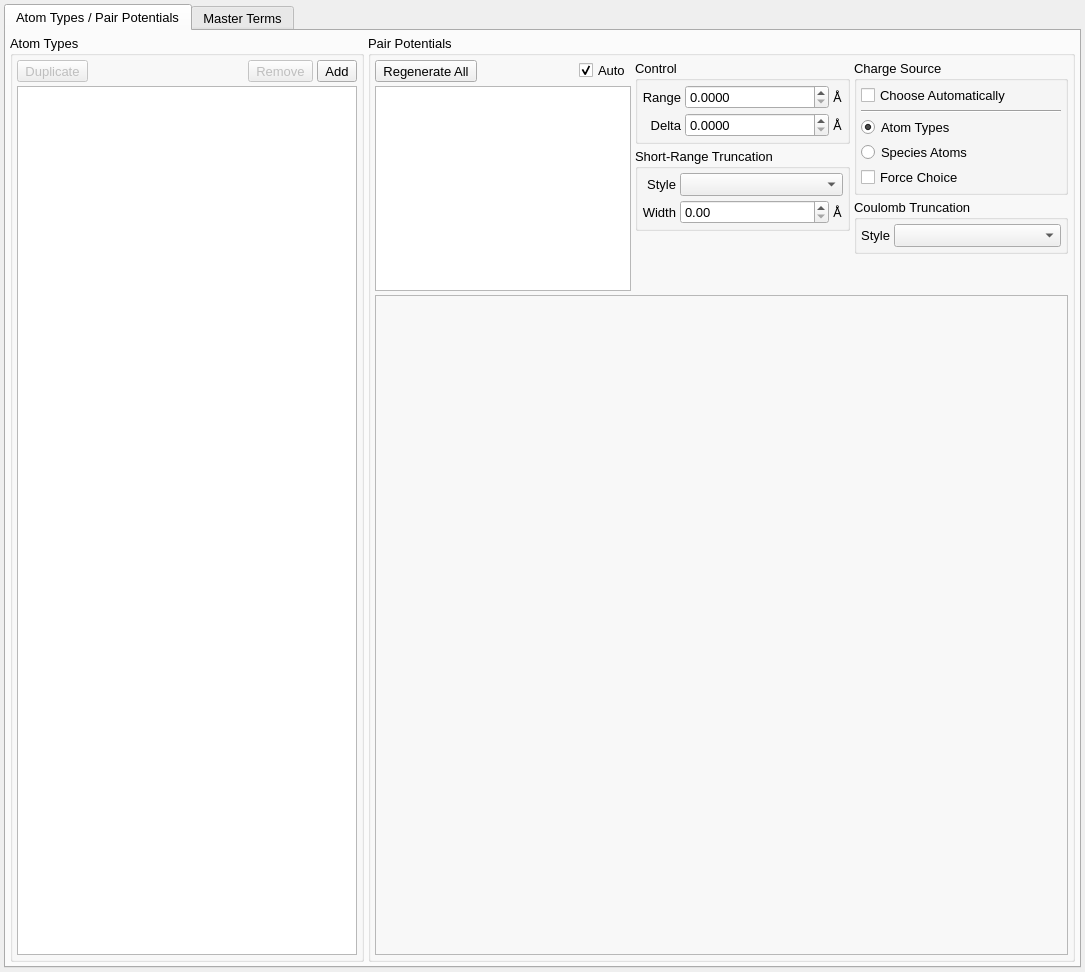
Old version of the form src/gui/forcefieldTab.ui in the repository disorderedmaterials/dissolve.
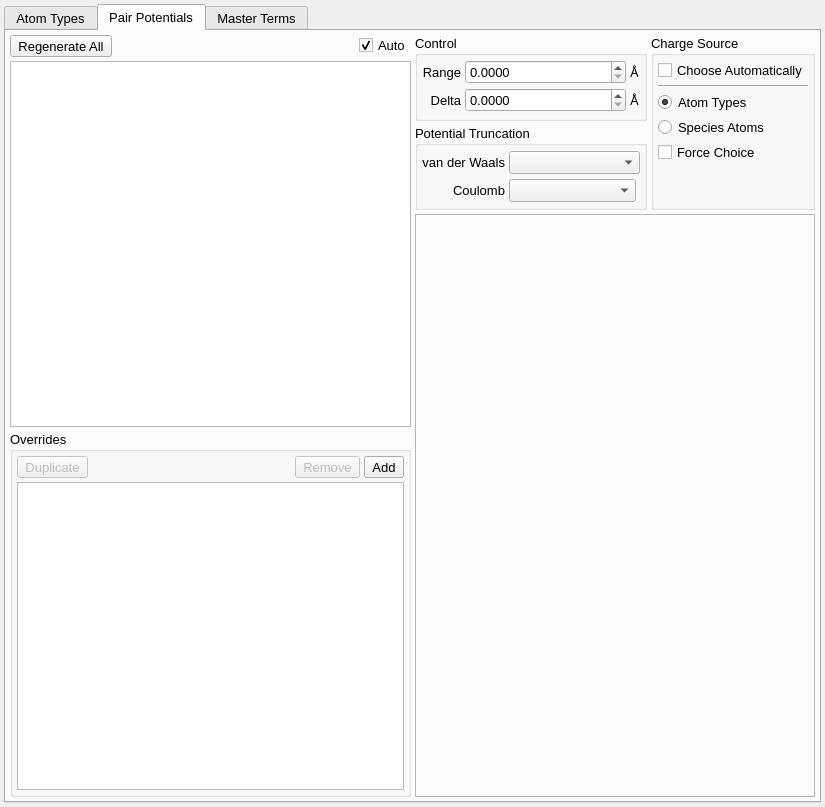
New version of the form. The open tabs and pages were chosen to show the change. Icons and pictures are not drawn. Custom widgets are drawn as their Qt base class.

Commit message: feat: Override Pair Potentials (#1805) (#1826)

```diff
--- a/src/gui/forcefieldTab.ui
+++ b/src/gui/forcefieldTab.ui
@@ -6,8 +6,8 @@
    <rect>
     <x>0</x>
     <y>0</y>
-    <width>1085</width>
-    <height>972</height>
+    <width>825</width>
+    <height>807</height>
    </rect>
   </property>
   <property name="font">
@@ -39,38 +39,11 @@
      <property name="currentIndex">
       <number>0</number>
      </property>
-     <widget class="QWidget" name="PairPotentialsTab">
+     <widget class="QWidget" name="AtomTypesTab">
       <attribute name="title">
-       <string>Atom Types / Pair Potentials</string>
-      </attribute>
-      <layout class="QHBoxLayout" name="horizontalLayout_11">
-       <property name="spacing">
-        <number>4</number>
-       </property>
-       <property name="leftMargin">
-        <number>4</number>
-       </property>
-       <property name="topMargin">
-        <number>4</number>
-       </property>
-       <property name="rightMargin">
-        <number>4</number>
-       </property>
-       <property name="bottomMargin">
-        <number>4</number>
-       </property>
-       <item>
-        <widget class="QGroupBox" name="AtomTypesGroup">
-         <property name="sizePolicy">
-          <sizepolicy hsizetype="Expanding" vsizetype="Preferred">
-           <horstretch>1</horstretch>
-           <verstretch>0</verstretch>
-          </sizepolicy>
-         </property>
-         <property name="title">
           <string>Atom Types</string>
-         </property>
-         <layout class="QVBoxLayout" name="verticalLayout_6">
+      </attribute>
+      <layout class="QVBoxLayout" name="verticalLayout">
           <property name="spacing">
            <number>4</number>
           </property>
@@ -219,19 +192,11 @@
           </item>
          </layout>
         </widget>
-       </item>
-       <item>
-        <widget class="QGroupBox" name="PairPotentialsGroup">
-         <property name="sizePolicy">
-          <sizepolicy hsizetype="Expanding" vsizetype="Expanding">
-           <horstretch>2</horstretch>
-           <verstretch>0</verstretch>
-          </sizepolicy>
-         </property>
-         <property name="title">
+     <widget class="QWidget" name="PairPotentialsTab">
+      <attribute name="title">
           <string>Pair Potentials</string>
-         </property>
-         <layout class="QVBoxLayout" name="verticalLayout_8">
+      </attribute>
+      <layout class="QHBoxLayout" name="horizontalLayout_9">
           <property name="spacing">
            <number>4</number>
           </property>
@@ -248,15 +213,10 @@
            <number>4</number>
           </property>
           <item>
-           <layout class="QHBoxLayout" name="horizontalLayout_10">
-            <item>
-             <layout class="QVBoxLayout" name="verticalLayout_4">
+        <layout class="QVBoxLayout" name="verticalLayout_3">
               <property name="spacing">
                <number>4</number>
               </property>
-              <property name="bottomMargin">
-               <number>0</number>
-              </property>
               <item>
                <layout class="QHBoxLayout" name="horizontalLayout_6">
                 <item>
@@ -327,13 +287,294 @@
                 </attribute>
                </widget>
               </item>
-             </layout>
-            </item>
             <item>
+          <widget class="QGroupBox" name="OverridesGroup">
+           <property name="title">
+            <string>Overrides</string>
+           </property>
              <layout class="QVBoxLayout" name="verticalLayout_2">
               <property name="spacing">
                <number>4</number>
               </property>
+            <property name="leftMargin">
+             <number>4</number>
+            </property>
+            <property name="topMargin">
+             <number>4</number>
+            </property>
+            <property name="rightMargin">
+             <number>4</number>
+            </property>
+            <property name="bottomMargin">
+             <number>4</number>
+            </property>
+            <item>
+             <layout class="QHBoxLayout" name="horizontalLayout_10">
+              <property name="spacing">
+               <number>4</number>
+              </property>
+              <item>
+               <widget class="QToolButton" name="OverrideDuplicateButton">
+                <property name="enabled">
+                 <bool>false</bool>
+                </property>
+                <property name="sizePolicy">
+                 <sizepolicy hsizetype="Fixed" vsizetype="Fixed">
+                  <horstretch>0</horstretch>
+                  <verstretch>0</verstretch>
+                 </sizepolicy>
+                </property>
+                <property name="text">
+                 <string>Duplicate</string>
+                </property>
+                <property name="icon">
+                 <iconset resource="main.qrc">
+                  <normaloff>:/general/icons/copy.svg</normaloff>:/general/icons/copy.svg</iconset>
+                </property>
+                <property name="iconSize">
+                 <size>
+                  <width>16</width>
+                  <height>16</height>
+                 </size>
+                </property>
+                <property name="toolButtonStyle">
+                 <enum>Qt::ToolButtonTextBesideIcon</enum>
+                </property>
+               </widget>
+              </item>
+              <item>
+               <spacer name="horizontalSpacer_7">
+                <property name="orientation">
+                 <enum>Qt::Horizontal</enum>
+                </property>
+                <property name="sizeHint" stdset="0">
+                 <size>
+                  <width>40</width>
+                  <height>20</height>
+                 </size>
+                </property>
+               </spacer>
+              </item>
+              <item>
+               <widget class="QToolButton" name="OverrideRemoveButton">
+                <property name="enabled">
+                 <bool>false</bool>
+                </property>
+                <property name="sizePolicy">
+                 <sizepolicy hsizetype="Fixed" vsizetype="Fixed">
+                  <horstretch>0</horstretch>
+                  <verstretch>0</verstretch>
+                 </sizepolicy>
+                </property>
+                <property name="text">
+                 <string>Remove</string>
+                </property>
+                <property name="icon">
+                 <iconset resource="main.qrc">
+                  <normaloff>:/general/icons/remove.svg</normaloff>:/general/icons/remove.svg</iconset>
+                </property>
+                <property name="iconSize">
+                 <size>
+                  <width>16</width>
+                  <height>16</height>
+                 </size>
+                </property>
+                <property name="toolButtonStyle">
+                 <enum>Qt::ToolButtonTextBesideIcon</enum>
+                </property>
+               </widget>
+              </item>
+              <item>
+               <widget class="QToolButton" name="OverrideAddButton">
+                <property name="sizePolicy">
+                 <sizepolicy hsizetype="Fixed" vsizetype="Fixed">
+                  <horstretch>0</horstretch>
+                  <verstretch>0</verstretch>
+                 </sizepolicy>
+                </property>
+                <property name="text">
+                 <string>Add</string>
+                </property>
+                <property name="icon">
+                 <iconset resource="main.qrc">
+                  <normaloff>:/general/icons/add.svg</normaloff>:/general/icons/add.svg</iconset>
+                </property>
+                <property name="iconSize">
+                 <size>
+                  <width>16</width>
+                  <height>16</height>
+                 </size>
+                </property>
+                <property name="toolButtonStyle">
+                 <enum>Qt::ToolButtonTextBesideIcon</enum>
+                </property>
+               </widget>
+              </item>
+             </layout>
+            </item>
+            <item>
+             <widget class="QTableView" name="OverridesTable">
+              <property name="font">
+               <font>
+                <pointsize>10</pointsize>
+               </font>
+              </property>
+              <property name="selectionMode">
+               <enum>QAbstractItemView::SingleSelection</enum>
+              </property>
+              <property name="selectionBehavior">
+               <enum>QAbstractItemView::SelectRows</enum>
+              </property>
+              <attribute name="horizontalHeaderVisible">
+               <bool>true</bool>
+              </attribute>
+              <attribute name="verticalHeaderVisible">
+               <bool>false</bool>
+              </attribute>
+             </widget>
+            </item>
+           </layout>
+          </widget>
+         </item>
+        </layout>
+       </item>
+       <item>
+        <layout class="QGridLayout" name="gridLayout_4">
+         <item row="2" column="0" colspan="2">
+          <widget class="QFrame" name="PairPotentialsPlotFrame">
+           <property name="sizePolicy">
+            <sizepolicy hsizetype="Expanding" vsizetype="Expanding">
+             <horstretch>0</horstretch>
+             <verstretch>2</verstretch>
+            </sizepolicy>
+           </property>
+           <property name="frameShape">
+            <enum>QFrame::StyledPanel</enum>
+           </property>
+           <property name="frameShadow">
+            <enum>QFrame::Sunken</enum>
+           </property>
+           <layout class="QHBoxLayout" name="horizontalLayout_8">
+            <property name="spacing">
+             <number>4</number>
+            </property>
+            <property name="leftMargin">
+             <number>4</number>
+            </property>
+            <property name="topMargin">
+             <number>4</number>
+            </property>
+            <property name="rightMargin">
+             <number>4</number>
+            </property>
+            <property name="bottomMargin">
+             <number>4</number>
+            </property>
+            <item>
+             <widget class="DataWidget" name="PairPotentialsPlotWidget" native="true">
+              <property name="sizePolicy">
+               <sizepolicy hsizetype="Expanding" vsizetype="Preferred">
+                <horstretch>0</horstretch>
+                <verstretch>0</verstretch>
+               </sizepolicy>
+              </property>
+             </widget>
+            </item>
+           </layout>
+          </widget>
+         </item>
+         <item row="0" column="1">
+          <widget class="QGroupBox" name="PairPotentialStyleGroup">
+           <property name="sizePolicy">
+            <sizepolicy hsizetype="Minimum" vsizetype="Preferred">
+             <horstretch>0</horstretch>
+             <verstretch>0</verstretch>
+            </sizepolicy>
+           </property>
+           <property name="title">
+            <string>Charge Source</string>
+           </property>
+           <layout class="QVBoxLayout" name="verticalLayout_5">
+            <property name="spacing">
+             <number>4</number>
+            </property>
+            <property name="leftMargin">
+             <number>4</number>
+            </property>
+            <property name="topMargin">
+             <number>4</number>
+            </property>
+            <property name="rightMargin">
+             <number>4</number>
+            </property>
+            <property name="bottomMargin">
+             <number>4</number>
+            </property>
+            <item>
+             <widget class="QCheckBox" name="AutomaticChargeSourceCheck">
+              <property name="text">
+               <string>Choose Automatically</string>
+              </property>
+             </widget>
+            </item>
+            <item>
+             <widget class="Line" name="line">
+              <property name="orientation">
+               <enum>Qt::Horizontal</enum>
+              </property>
+             </widget>
+            </item>
+            <item>
+             <widget class="QRadioButton" name="PairPotentialsAtomTypeChargesRadio">
+              <property name="toolTip">
+               <string>If selected, charges from atom types are included in tabulated pair potentials</string>
+              </property>
+              <property name="text">
+               <string>Atom Types</string>
+              </property>
+              <property name="checked">
+               <bool>true</bool>
+              </property>
+             </widget>
+            </item>
+            <item>
+             <widget class="QRadioButton" name="PairPotentialsSpeciesAtomChargesRadio">
+              <property name="toolTip">
+               <string>If selected, tabulated pair potentials only contain short-range terms, with charges taken from species atoms</string>
+              </property>
+              <property name="text">
+               <string>Species Atoms</string>
+              </property>
+              <property name="checked">
+               <bool>false</bool>
+              </property>
+             </widget>
+            </item>
+            <item>
+             <widget class="QCheckBox" name="ForceChargeSourceCheck">
+              <property name="text">
+               <string>Force Choice</string>
+              </property>
+             </widget>
+            </item>
+            <item>
+             <spacer name="verticalSpacer">
+              <property name="orientation">
+               <enum>Qt::Vertical</enum>
+              </property>
+              <property name="sizeHint" stdset="0">
+               <size>
+                <width>20</width>
+                <height>40</height>
+               </size>
+              </property>
+             </spacer>
+            </item>
+           </layout>
+          </widget>
+         </item>
+         <item row="0" column="0">
+          <layout class="QVBoxLayout" name="verticalLayout_4">
               <item>
                <widget class="QGroupBox" name="PairPotentialControlGroup">
                 <property name="sizePolicy">
@@ -457,7 +698,7 @@
                  </sizepolicy>
                 </property>
                 <property name="title">
-                 <string>Short-Range Truncation</string>
+              <string>Potential Truncation</string>
                 </property>
                 <layout class="QGridLayout" name="gridLayout_2">
                  <property name="leftMargin">
@@ -475,35 +716,6 @@
                  <property name="spacing">
                   <number>4</number>
                  </property>
-                 <item row="1" column="0">
-                  <widget class="QLabel" name="label_889">
-                   <property name="sizePolicy">
-                    <sizepolicy hsizetype="Minimum" vsizetype="Preferred">
-                     <horstretch>0</horstretch>
-                     <verstretch>0</verstretch>
-                    </sizepolicy>
-                   </property>
-                   <property name="text">
-                    <string>Width</string>
-                   </property>
-                   <property name="alignment">
-                    <set>Qt::AlignRight|Qt::AlignTrailing|Qt::AlignVCenter</set>
-                   </property>
-                  </widget>
-                 </item>
-                 <item row="1" column="1">
-                  <widget class="ExponentialSpin" name="ShortRangeTruncationWidthSpin">
-                   <property name="sizePolicy">
-                    <sizepolicy hsizetype="Expanding" vsizetype="Fixed">
-                     <horstretch>0</horstretch>
-                     <verstretch>0</verstretch>
-                    </sizepolicy>
-                   </property>
-                   <property name="decimals">
-                    <number>2</number>
-                   </property>
-                  </widget>
-                 </item>
                  <item row="0" column="0">
                   <widget class="QLabel" name="label_890">
                    <property name="sizePolicy">
@@ -513,26 +725,13 @@
                     </sizepolicy>
                    </property>
                    <property name="text">
-                    <string>Style</string>
+                 <string>van der Waals</string>
                    </property>
                    <property name="alignment">
                     <set>Qt::AlignRight|Qt::AlignTrailing|Qt::AlignVCenter</set>
                    </property>
                   </widget>
                  </item>
-                 <item row="1" column="2">
-                  <widget class="QLabel" name="label_9">
-                   <property name="sizePolicy">
-                    <sizepolicy hsizetype="Minimum" vsizetype="Preferred">
-                     <horstretch>0</horstretch>
-                     <verstretch>0</verstretch>
-                    </sizepolicy>
-                   </property>
-                   <property name="text">
-                    <string>Å</string>
-                   </property>
-                  </widget>
-                 </item>
                  <item row="0" column="1" colspan="2">
                   <widget class="QComboBox" name="ShortRangeTruncationCombo">
                    <property name="sizePolicy">
@@ -543,134 +742,7 @@
                    </property>
                   </widget>
                  </item>
-                </layout>
-               </widget>
-              </item>
-              <item>
-               <spacer name="verticalSpacer">
-                <property name="orientation">
-                 <enum>Qt::Vertical</enum>
-                </property>
-                <property name="sizeHint" stdset="0">
-                 <size>
-                  <width>20</width>
-                  <height>40</height>
-                 </size>
-                </property>
-               </spacer>
-              </item>
-             </layout>
-            </item>
-            <item>
-             <layout class="QVBoxLayout" name="verticalLayout_7">
-              <property name="spacing">
-               <number>4</number>
-              </property>
-              <item>
-               <widget class="QGroupBox" name="PairPotentialStyleGroup">
-                <property name="sizePolicy">
-                 <sizepolicy hsizetype="Minimum" vsizetype="Preferred">
-                  <horstretch>0</horstretch>
-                  <verstretch>0</verstretch>
-                 </sizepolicy>
-                </property>
-                <property name="title">
-                 <string>Charge Source</string>
-                </property>
-                <layout class="QVBoxLayout" name="verticalLayout_5">
-                 <property name="spacing">
-                  <number>4</number>
-                 </property>
-                 <property name="leftMargin">
-                  <number>4</number>
-                 </property>
-                 <property name="topMargin">
-                  <number>4</number>
-                 </property>
-                 <property name="rightMargin">
-                  <number>4</number>
-                 </property>
-                 <property name="bottomMargin">
-                  <number>4</number>
-                 </property>
-                 <item>
-                  <widget class="QCheckBox" name="AutomaticChargeSourceCheck">
-                   <property name="text">
-                    <string>Choose Automatically</string>
-                   </property>
-                  </widget>
-                 </item>
-                 <item>
-                  <widget class="Line" name="line">
-                   <property name="orientation">
-                    <enum>Qt::Horizontal</enum>
-                   </property>
-                  </widget>
-                 </item>
-                 <item>
-                  <widget class="QRadioButton" name="PairPotentialsAtomTypeChargesRadio">
-                   <property name="toolTip">
-                    <string>If selected, charges from atom types are included in tabulated pair potentials</string>
-                   </property>
-                   <property name="text">
-                    <string>Atom Types</string>
-                   </property>
-                   <property name="checked">
-                    <bool>true</bool>
-                   </property>
-                  </widget>
-                 </item>
-                 <item>
-                  <widget class="QRadioButton" name="PairPotentialsSpeciesAtomChargesRadio">
-                   <property name="toolTip">
-                    <string>If selected, tabulated pair potentials only contain short-range terms, with charges taken from species atoms</string>
-                   </property>
-                   <property name="text">
-                    <string>Species Atoms</string>
-                   </property>
-                   <property name="checked">
-                    <bool>false</bool>
-                   </property>
-                  </widget>
-                 </item>
-                 <item>
-                  <widget class="QCheckBox" name="ForceChargeSourceCheck">
-                   <property name="text">
-                    <string>Force Choice</string>
-                   </property>
-                  </widget>
-                 </item>
-                </layout>
-               </widget>
-              </item>
-              <item>
-               <widget class="QGroupBox" name="CoulombTruncationGroup">
-                <property name="sizePolicy">
-                 <sizepolicy hsizetype="Minimum" vsizetype="Preferred">
-                  <horstretch>0</horstretch>
-                  <verstretch>0</verstretch>
-                 </sizepolicy>
-                </property>
-                <property name="title">
-                 <string>Coulomb Truncation</string>
-                </property>
-                <layout class="QHBoxLayout" name="horizontalLayout_9">
-                 <property name="spacing">
-                  <number>4</number>
-                 </property>
-                 <property name="leftMargin">
-                  <number>4</number>
-                 </property>
-                 <property name="topMargin">
-                  <number>4</number>
-                 </property>
-                 <property name="rightMargin">
-                  <number>4</number>
-                 </property>
-                 <property name="bottomMargin">
-                  <number>4</number>
-                 </property>
-                 <item>
+              <item row="1" column="0">
                   <widget class="QLabel" name="label_891">
                    <property name="sizePolicy">
                     <sizepolicy hsizetype="Minimum" vsizetype="Preferred">
@@ -679,14 +751,14 @@
                     </sizepolicy>
                    </property>
                    <property name="text">
-                    <string>Style</string>
+                 <string>Coulomb</string>
                    </property>
                    <property name="alignment">
                     <set>Qt::AlignRight|Qt::AlignTrailing|Qt::AlignVCenter</set>
                    </property>
                   </widget>
                  </item>
-                 <item>
+              <item row="1" column="1">
                   <widget class="QComboBox" name="CoulombTruncationCombo">
                    <property name="sizePolicy">
                     <sizepolicy hsizetype="Expanding" vsizetype="Fixed">
@@ -699,68 +771,9 @@
                 </layout>
                </widget>
               </item>
-              <item>
-               <spacer name="verticalSpacer_2">
-                <property name="orientation">
-                 <enum>Qt::Vertical</enum>
-                </property>
-                <property name="sizeHint" stdset="0">
-                 <size>
-                  <width>166</width>
-                  <height>37</height>
-                 </size>
-                </property>
-               </spacer>
-              </item>
              </layout>
             </item>
            </layout>
-          </item>
-          <item>
-           <widget class="QFrame" name="PairPotentialsPlotFrame">
-            <property name="sizePolicy">
-             <sizepolicy hsizetype="Expanding" vsizetype="Expanding">
-              <horstretch>0</horstretch>
-              <verstretch>2</verstretch>
-             </sizepolicy>
-            </property>
-            <property name="frameShape">
-             <enum>QFrame::StyledPanel</enum>
-            </property>
-            <property name="frameShadow">
-             <enum>QFrame::Sunken</enum>
-            </property>
-            <layout class="QHBoxLayout" name="horizontalLayout_8">
-             <property name="spacing">
-              <number>4</number>
-             </property>
-             <property name="leftMargin">
-              <number>4</number>
-             </property>
-             <property name="topMargin">
-              <number>4</number>
-             </property>
-             <property name="rightMargin">
-              <number>4</number>
-             </property>
-             <property name="bottomMargin">
-              <number>4</number>
-             </property>
-             <item>
-              <widget class="DataWidget" name="PairPotentialsPlotWidget" native="true">
-               <property name="sizePolicy">
-                <sizepolicy hsizetype="Expanding" vsizetype="Preferred">
-                 <horstretch>0</horstretch>
-                 <verstretch>0</verstretch>
-                </sizepolicy>
-               </property>
-              </widget>
-             </item>
-            </layout>
-           </widget>
-          </item>
-         </layout>
-        </widget>
        </item>
       </layout>
      </widget>
```
Left out of the diff: 64 changed lines with no effect on the pictures. Lines whose indentation alone changed are shown as unchanged. The commit also changes 33 other files.
